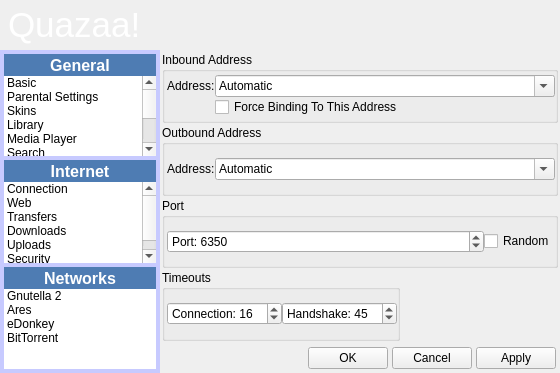
Qt form UI/dialogsettings.ui (c3c/quazaa) before a commit.
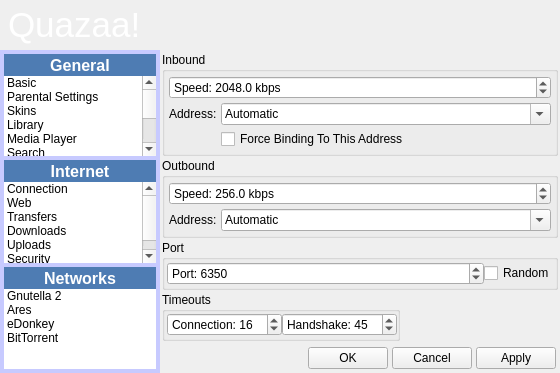
The same form after that commit. The open tabs and pages were chosen to show the change. Icons and pictures are not drawn.

Commit message: Got rid of suggested parentheses warning. Corrected speed/bandwidth settings and moved them to connection page in settings.

```diff
--- a/UI/dialogsettings.ui
+++ b/UI/dialogsettings.ui
@@ -2605,27 +2605,18 @@
           </size>
          </property>
          <property name="title">
-          <string>Inbound Address</string>
+          <string>Inbound</string>
          </property>
-         <layout class="QGridLayout" name="gridLayout_19">
-          <property name="leftMargin">
-           <number>2</number>
-          </property>
-          <property name="topMargin">
-           <number>0</number>
-          </property>
-          <property name="rightMargin">
-           <number>0</number>
-          </property>
-          <property name="bottomMargin">
-           <number>0</number>
-          </property>
+         <layout class="QVBoxLayout" name="verticalLayout_2">
           <property name="spacing">
-           <number>0</number>
+           <number>4</number>
           </property>
-          <item row="0" column="0">
+          <property name="margin">
+           <number>4</number>
+          </property>
+          <item>
            <layout class="QGridLayout" name="gridLayoutInboundAddress">
-            <item row="0" column="0">
+            <item row="1" column="0">
              <widget class="QLabel" name="labelInboundAddress">
               <property name="text">
                <string>Address:</string>
@@ -2635,7 +2626,7 @@
               </property>
              </widget>
             </item>
-            <item row="0" column="1">
+            <item row="1" column="1">
              <widget class="QComboBox" name="comboBoxInboundAddress">
               <property name="sizePolicy">
                <sizepolicy hsizetype="MinimumExpanding" vsizetype="Fixed">
@@ -2659,13 +2650,35 @@
               </item>
              </widget>
             </item>
-            <item row="2" column="1">
+            <item row="3" column="1">
              <widget class="QCheckBox" name="checkBoxForceBindingAddress">
               <property name="text">
                <string>Force Binding To This Address</string>
               </property>
              </widget>
             </item>
+            <item row="0" column="0" colspan="2">
+             <widget class="QDoubleSpinBox" name="doubleSpinBoxInSpeed">
+              <property name="prefix">
+               <string>Speed: </string>
+              </property>
+              <property name="suffix">
+               <string> kbps</string>
+              </property>
+              <property name="decimals">
+               <number>1</number>
+              </property>
+              <property name="minimum">
+               <double>28.800000000000001</double>
+              </property>
+              <property name="maximum">
+               <double>155000.000000000000000</double>
+              </property>
+              <property name="value">
+               <double>2048.000000000000000</double>
+              </property>
+             </widget>
+            </item>
            </layout>
           </item>
          </layout>
@@ -2680,27 +2693,18 @@
           </size>
          </property>
          <property name="title">
-          <string>Outbound Address</string>
+          <string>Outbound</string>
          </property>
-         <layout class="QGridLayout" name="gridLayout_48">
-          <property name="leftMargin">
-           <number>2</number>
-          </property>
-          <property name="topMargin">
-           <number>0</number>
-          </property>
-          <property name="rightMargin">
-           <number>0</number>
-          </property>
-          <property name="bottomMargin">
-           <number>0</number>
-          </property>
+         <layout class="QVBoxLayout" name="verticalLayout_3">
           <property name="spacing">
-           <number>0</number>
+           <number>4</number>
           </property>
-          <item row="0" column="0">
+          <property name="margin">
+           <number>4</number>
+          </property>
+          <item>
            <layout class="QGridLayout" name="gridLayoutOutboundAddress">
-            <item row="0" column="0">
+            <item row="1" column="0">
              <widget class="QLabel" name="labelOutboundAddress">
               <property name="text">
                <string>Address:</string>
@@ -2710,7 +2714,7 @@
               </property>
              </widget>
             </item>
-            <item row="0" column="1">
+            <item row="1" column="1">
              <widget class="QComboBox" name="comboBoxOutboundAddress">
               <property name="sizePolicy">
                <sizepolicy hsizetype="MinimumExpanding" vsizetype="Fixed">
@@ -2731,6 +2735,28 @@
               </item>
              </widget>
             </item>
+            <item row="0" column="0" colspan="2">
+             <widget class="QDoubleSpinBox" name="doubleSpinBoxOutSpeed">
+              <property name="prefix">
+               <string>Speed: </string>
+              </property>
+              <property name="suffix">
+               <string> kbps</string>
+              </property>
+              <property name="decimals">
+               <number>1</number>
+              </property>
+              <property name="minimum">
+               <double>28.800000000000001</double>
+              </property>
+              <property name="maximum">
+               <double>155000.000000000000000</double>
+              </property>
+              <property name="value">
+               <double>256.000000000000000</double>
+              </property>
+             </widget>
+            </item>
            </layout>
           </item>
          </layout>
```
Left out of the diff: 126 changed lines with no effect on the pictures. The commit also changes 6 other files.
